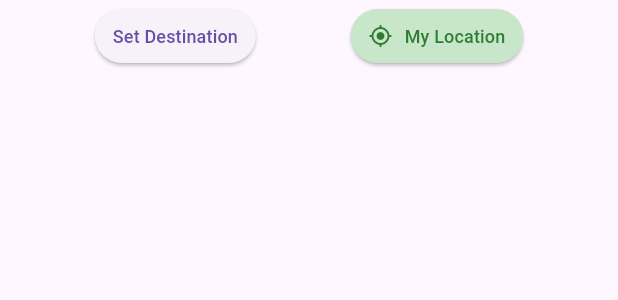
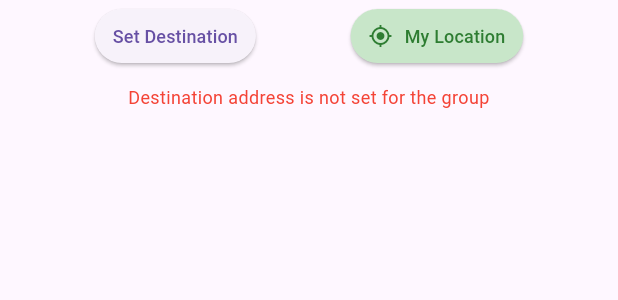
Before and after one commit to reachsriharsha/daari-parent, a Flutter app: the TripControlButtons widget shown alone on an empty page, opened directly with empty values, on a phone screen of 412 x 824 dp. Shown: the top 300 px of the screen. Run offline on Flutter 3.47's test engine with Material 3 defaults, Android fonts, the phone set to English and light mode, and no system bars; our stand-ins replace firebase_auth, firebase_core, firebase_messaging, flutter_contacts, flutter_local_notifications, flutter_tts and 8 more; missing offline and left inert: flutter_background_service, flutter_background_service_android, flutter_polyline_points; accounts and stored records are empty; generated files the repository leaves out were written again.

Commit message:
home location address and name stored

```diff
--- a/lib/home_page.dart
+++ b/lib/home_page.dart
@@ -264,6 +264,10 @@ class _HomePageState extends State<HomePage> {
                                                             destLat,
                                                         destinationLongitude:
                                                             destLng,
+                                                        placeName:
+                                                            group["place_name"],
+                                                        address:
+                                                            group["address"],
                                                       ),
                                                 ),
                                               );
--- a/lib/services/backend_com_service.dart
+++ b/lib/services/backend_com_service.dart
@@ -168,12 +168,14 @@ class BackendComService {
     }
   }
 
-  /// Send user home coordinates to backend
+  /// Send user home coordinates, address, and place name to backend
   Future<Map<String, dynamic>> sendUserHomeCoordinatesToBackEnd({
     required String idToken,
     required String profId,
     required double latitude,
     required double longitude,
+    String? homeAddress,
+    String? homePlaceName,
     void Function(String log)? onLog,
   }) async {
     final url = Uri.parse("$baseUrl/api/users/update/");
@@ -181,6 +183,8 @@ class BackendComService {
     final body = {
       "prof_id": profId,
       "home_coordinates": {"latitude": latitude, "longitude": longitude},
+      if (homeAddress != null) "home_address": homeAddress,
+      if (homePlaceName != null) "home_place_name": homePlaceName,
     };
 
     final logBuffer = StringBuffer()
--- a/lib/widgets/search_place_widget.dart
+++ b/lib/widgets/search_place_widget.dart
@@ -8,7 +8,7 @@ import '../utils/app_logger.dart';
 class SearchPlaceWidget extends StatefulWidget {
   final GoogleMapController? mapController;
   final Function(LatLng, String) onPlaceSelected;
-  final Function(LatLng, String)? onHomeAddressSelected;
+  final Function(LatLng, String, String)? onHomeAddressSelected;
   final VoidCallback onSetDestination;
 
   const SearchPlaceWidget({
@@ -279,7 +279,7 @@ class _SearchPlaceWidgetState extends State<SearchPlaceWidget> {
 
         // Notify parent widget if callback is provided
         if (widget.onHomeAddressSelected != null) {
-          widget.onHomeAddressSelected!(latLng, address);
+          widget.onHomeAddressSelected!(latLng, name, address);
         }
 
         logger.debug('[HOME SEARCH] Home address set to: $address');
--- a/lib/widgets/trip_control_buttons.dart
+++ b/lib/widgets/trip_control_buttons.dart
@@ -4,12 +4,14 @@ class TripControlButtons extends StatelessWidget {
   final bool hasDestination;
   final VoidCallback onSetAddress;
   final VoidCallback onMyLocation;
+  final String? address;
 
   const TripControlButtons({
     super.key,
     required this.hasDestination,
     required this.onSetAddress,
     required this.onMyLocation,
+    this.address,
   });
 
   @override
@@ -49,6 +51,26 @@ class TripControlButtons extends StatelessWidget {
             ),
           ],
         ),
+        const SizedBox(height: 8),
+        // Display address or message
+        if (address != null && address!.isNotEmpty)
+          Padding(
+            padding: const EdgeInsets.symmetric(horizontal: 8.0),
+            child: Text(
+              address!,
+              style: const TextStyle(fontSize: 12, color: Colors.green),
+              textAlign: TextAlign.center,
+            ),
+          )
+        else
+          const Padding(
+            padding: EdgeInsets.symmetric(horizontal: 8.0),
+            child: Text(
+              'Destination address is not set for the group',
+              style: TextStyle(fontSize: 12, color: Colors.red),
+              textAlign: TextAlign.center,
+            ),
+          ),
       ],
     );
   }
```
Also changed, not shown: lib/group_details_page.dart (+38 -9 lines), lib/models/app_settings.dart (+11 -1 lines), lib/services/location_storage_service.dart (+59 -4 lines), lib/services/user_service.dart (+8 -4 lines).
